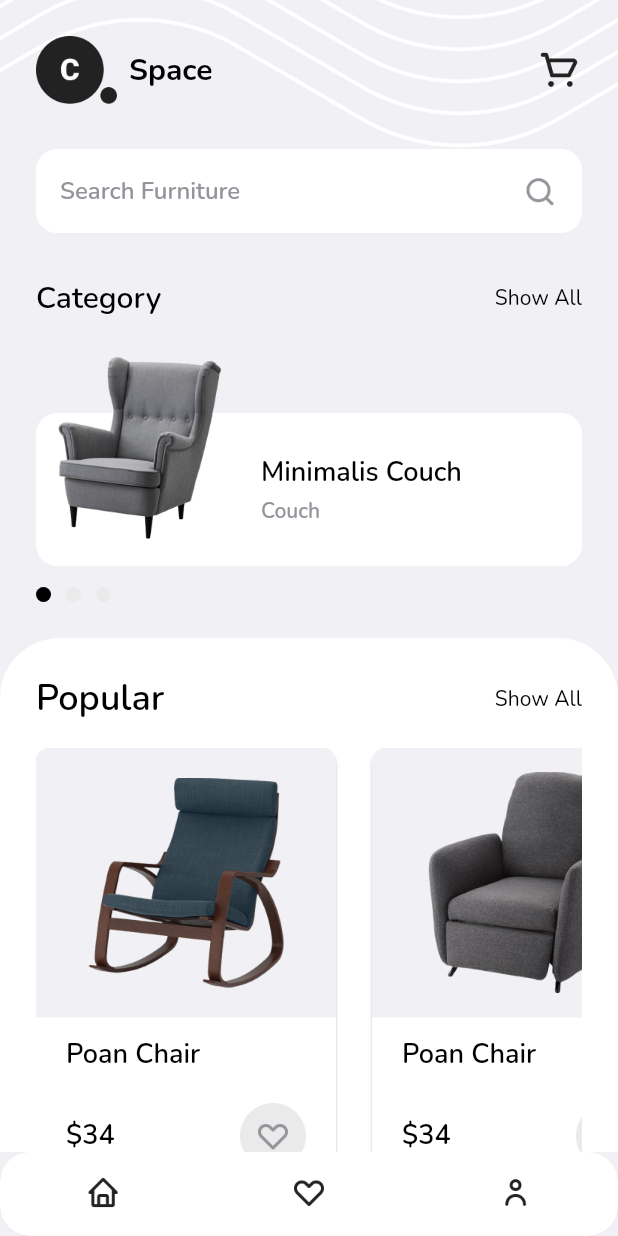
After one commit to HarunNurahman/cspace_flutter_animation, a Flutter app: the Home screen opened by its route, on a phone screen of 412 x 824 dp. The commit adds this screen. Run offline on Flutter 3.47's test engine with Material 2 defaults, Android fonts, the phone set to English and light mode, and no system bars; drawn by our look-alikes of carousel_slider; our stand-ins replace device_preview, fluttertoast, google_fonts.

Commit message:
Styling Home Page

```diff
--- a/lib/main.dart
+++ b/lib/main.dart
@@ -1,3 +1,4 @@
+import 'package:cspace_flutter_animation/pages/home_page.dart';
 import 'package:cspace_flutter_animation/pages/login_page.dart';
 import 'package:cspace_flutter_animation/pages/on-boarding_page.dart';
 import 'package:cspace_flutter_animation/pages/splash-screen_page.dart';
@@ -30,6 +31,7 @@ class MyApp extends StatelessWidget {
         '/': (context) => SplashScreen(),
         '/onboarding': (context) => OnBoarding(),
         '/login': (context) => Login(),
+        '/home': (context) => Home(),
       },
     );
   }
--- /dev/null
+++ b/lib/pages/home_page.dart
@@ -0,0 +1,276 @@
+import 'package:carousel_slider/carousel_slider.dart';
+import 'package:cspace_flutter_animation/configs/styles.dart';
+import 'package:cspace_flutter_animation/pages/widgets/home-category_item.dart';
+import 'package:cspace_flutter_animation/pages/widgets/home-popular_item.dart';
+import 'package:flutter/material.dart';
+
+class Home extends StatefulWidget {
+  const Home({super.key});
+
+  @override
+  State<Home> createState() => _HomeState();
+}
+
+class _HomeState extends State<Home> {
+  int? currentIndex = 0;
+
+  @override
+  Widget build(BuildContext context) {
+    return Scaffold(
+      backgroundColor: whiteGrey,
+      bottomNavigationBar: bottomNavBar(),
+      body: Stack(
+        children: [
+          Image.asset('assets/images/img_background.png'),
+          ListView(
+            children: [
+              // HEADER (App Logo and Shopping Cart)
+              header(),
+              // SEARCH BAR
+              searchBar(),
+              // CATEGORY SECTION
+              categorySection(),
+              // POPULAR SECTION
+              Container(
+                margin: const EdgeInsets.only(top: 24),
+                decoration: BoxDecoration(
+                  borderRadius: const BorderRadius.vertical(
+                    top: Radius.circular(40),
+                  ),
+                  color: whiteColor,
+                ),
+                child: Container(
+                  padding: const EdgeInsets.all(24),
+                  child: Column(
+                    children: [
+                      Row(
+                        mainAxisAlignment: MainAxisAlignment.spaceBetween,
+                        children: [
+                          Text(
+                            'Popular',
+                            style: blackTextStyle.copyWith(
+                              fontSize: 24,
+                              fontWeight: semibold,
+                            ),
+                          ),
+                          Text('Show All', style: blackTextStyle),
+                        ],
+                      ),
+                      const SizedBox(height: 16),
+                      const SingleChildScrollView(
+                        scrollDirection: Axis.horizontal,
+                        child: Row(
+                          children: [
+                            HomePopularItem(
+                              imgUrl: 'assets/images/img_product-popular-1.png',
+                              title: 'Poan Chair',
+                              price: 34,
+                            ),
+                            HomePopularItem(
+                              imgUrl: 'assets/images/img_product-popular-2.png',
+                              title: 'Poan Chair',
+                              price: 34,
+                            ),
+                            HomePopularItem(
+                              imgUrl: 'assets/images/img_product-popular-3.png',
+                              title: 'Poan Chair',
+                              price: 34,
+                            ),
+                          ],
+                        ),
+                      ),
+                      const SizedBox(height: 38),
+                    ],
+                  ),
+                ),
+              ),
+            ],
+          )
+        ],
+      ),
+    );
+  }
+
+  Widget bottomNavBar() {
+    return ClipRRect(
+      borderRadius: BorderRadius.circular(20),
+      child: BottomNavigationBar(
+        showUnselectedLabels: false,
+        showSelectedLabels: false,
+        backgroundColor: whiteColor,
+        items: [
+          BottomNavigationBarItem(
+            icon: Image.asset(
+              'assets/icons/ic_home_dark.png',
+              width: 24,
+            ),
+            label: 'Home',
+          ),
+          BottomNavigationBarItem(
+              icon: Image.asset(
+                'assets/icons/ic_wishlist_dark.png',
+                width: 24,
+              ),
+              label: 'Wishlist'),
+          BottomNavigationBarItem(
+            icon: Image.asset(
+              'assets/icons/ic_profile_dark.png',
+              width: 24,
+            ),
+            label: 'Profile',
+          )
+        ],
+      ),
+    );
+  }
+
+  Widget header() {
+    return Container(
+      margin: const EdgeInsets.only(top: 24),
+      padding: const EdgeInsets.symmetric(horizontal: 24),
+      child: Row(
+        children: [
+          Image.asset(
+            'assets/images/logo_dark.png',
+            width: 54,
+          ),
+          const SizedBox(width: 8),
+          Text(
+            'Space',
+            style: blackTextStyle.copyWith(
+              fontSize: 20,
+              fontWeight: bold,
+            ),
+          ),
+          const Spacer(),
+          Image.asset(
+            'assets/icons/ic_shopping-cart_dark.png',
+            width: 30,
+          ),
+        ],
+      ),
+    );
+  }
+
+  Widget searchBar() {
+    return Container(
+      margin: const EdgeInsets.only(top: 30, left: 24, right: 24),
+      padding: const EdgeInsets.all(16),
+      decoration: BoxDecoration(
+        color: whiteColor,
+        borderRadius: BorderRadius.circular(14),
+      ),
+      child: Row(
+        mainAxisAlignment: MainAxisAlignment.spaceBetween,
+        children: [
+          Text(
+            'Search Furniture',
+            style: greyTextStyle.copyWith(
+              fontSize: 16,
+              fontWeight: semibold,
+            ),
+          ),
+          Image.asset(
+            'assets/icons/ic_search_dark.png',
+            color: greyColor,
+            width: 24,
+          )
+        ],
+      ),
+    );
+  }
+
+  Widget categorySection() {
+    return Column(
+      children: [
+        // CATEGORY TITLE
+        Container(
+          margin: const EdgeInsets.only(top: 30, left: 24, right: 24),
+          child: Row(
+            mainAxisAlignment: MainAxisAlignment.spaceBetween,
+            children: [
+              Text(
+                'Category',
+                style: blackTextStyle.copyWith(
+                  fontSize: 20,
+                  fontWeight: semibold,
+                ),
+              ),
+              Text('Show All', style: blackTextStyle)
+            ],
+          ),
+        ),
+
+        // CATEGORY CAROUSEL
+        Container(
+          margin: const EdgeInsets.only(top: 25),
+          child: CarouselSlider(
+            items: const [
+              HomeCategoryItem(
+                imgUrl: 'assets/images/img_product-category-1.png',
+                title: 'Minimalis Couch',
+                subtitle: 'Couch',
+              ),
+              HomeCategoryItem(
+                imgUrl: 'assets/images/img_product-category-2.png',
+                title: 'Minimalis Table',
+                subtitle: 'Table',
+              ),
+              HomeCategoryItem(
+                imgUrl: 'assets/images/img_product-category-3.png',
+                title: 'Minimalis Chair',
+                subtitle: 'Chair',
+              )
+            ],
+            options: CarouselOptions(
+              height: 140,
+              enableInfiniteScroll: false,
+              viewportFraction: 1,
+              onPageChanged: (index, reason) {
+                setState(() {
+                  currentIndex = index;
+                });
+              },
+            ),
+          ),
+        ),
+
+        // CATEGORY CAROUSEL INDICATOR
+        Container(
+          margin: const EdgeInsets.only(top: 14, left: 24, right: 24),
+          child: Row(
+            children: [
+              Container(
+                margin: const EdgeInsets.only(right: 10),
+                height: 10,
+                width: 10,
+                decoration: BoxDecoration(
+                  shape: BoxShape.circle,
+                  color: currentIndex == 0 ? blackColor : lineDark,
+                ),
+              ),
+              Container(
+                margin: const EdgeInsets.only(right: 10),
+                height: 10,
+                width: 10,
+                decoration: BoxDecoration(
+                  shape: BoxShape.circle,
+                  color: currentIndex == 1 ? blackColor : lineDark,
+                ),
+              ),
+              Container(
+                margin: const EdgeInsets.only(right: 10),
+                height: 10,
+                width: 10,
+                decoration: BoxDecoration(
+                  shape: BoxShape.circle,
+                  color: currentIndex == 2 ? blackColor : lineDark,
+                ),
+              ),
+            ],
+          ),
+        )
+      ],
+    );
+  }
+}
--- a/lib/pages/login_page.dart
+++ b/lib/pages/login_page.dart
@@ -219,6 +219,7 @@ class _LoginState extends State<Login> {
           setState(() {
             isLoading = true;
           });
+
           Future.delayed(const Duration(seconds: 3), () {
             setState(() {
               isLoading = false;
@@ -232,6 +233,9 @@ class _LoginState extends State<Login> {
                 toastDuration: const Duration(seconds: 3),
                 gravity: ToastGravity.BOTTOM,
               );
+            } else {
+              Navigator.pushNamedAndRemoveUntil(
+                  context, '/home', (route) => false);
             }
           });
         },
--- /dev/null
+++ b/lib/pages/widgets/home-category_item.dart
@@ -0,0 +1,66 @@
+import 'package:cspace_flutter_animation/configs/styles.dart';
+import 'package:flutter/material.dart';
+
+class HomeCategoryItem extends StatelessWidget {
+  final String imgUrl;
+  final String title;
+  final String subtitle;
+
+  const HomeCategoryItem({
+    super.key,
+    required this.imgUrl,
+    required this.title,
+    required this.subtitle,
+  });
+
+  @override
+  Widget build(BuildContext context) {
+    return Container(
+      height: 123,
+      width: MediaQuery.of(context).size.width - (2 * 24),
+      child: Stack(
+        children: [
+          Align(
+            alignment: Alignment.bottomCenter,
+            child: Container(
+              height: 102,
+              decoration: BoxDecoration(
+                color: whiteColor,
+                borderRadius: BorderRadius.circular(14),
+              ),
+              child: Row(
+                children: [
+                  const SizedBox(width: 150),
+                  Column(
+                    crossAxisAlignment: CrossAxisAlignment.start,
+                    mainAxisAlignment: MainAxisAlignment.center,
+                    children: [
+                      Text(
+                        title,
+                        style: blackTextStyle.copyWith(
+                          fontSize: 18,
+                          fontWeight: semibold,
+                        ),
+                      ),
+                      const SizedBox(height: 4),
+                      Text(
+                        subtitle,
+                        style: greyTextStyle.copyWith(
+                          fontWeight: semibold,
+                        ),
+                      )
+                    ],
+                  ),
+                ],
+              ),
+            ),
+          ),
+          Image.asset(
+            imgUrl,
+            height: 122,
+          ),
+        ],
+      ),
+    );
+  }
+}
--- /dev/null
+++ b/lib/pages/widgets/home-popular_item.dart
@@ -0,0 +1,94 @@
+import 'package:cspace_flutter_animation/configs/styles.dart';
+import 'package:flutter/material.dart';
+
+class HomePopularItem extends StatefulWidget {
+  final String imgUrl;
+  final String title;
+  final int price;
+
+  const HomePopularItem({
+    super.key,
+    required this.imgUrl,
+    required this.title,
+    required this.price,
+  });
+
+  @override
+  State<HomePopularItem> createState() => _HomePopularItemState();
+}
+
+class _HomePopularItemState extends State<HomePopularItem> {
+  bool isWishlist = false;
+
+  @override
+  Widget build(BuildContext context) {
+    return Container(
+      height: 300,
+      child: Card(
+        margin: const EdgeInsets.only(right: 24),
+        shape: RoundedRectangleBorder(
+          borderRadius: BorderRadius.circular(10),
+        ),
+        child: Column(
+          children: [
+            Container(
+              width: 200,
+              height: 180,
+              decoration: BoxDecoration(
+                color: whiteGrey,
+                borderRadius: const BorderRadius.vertical(
+                  top: Radius.circular(10),
+                ),
+              ),
+              child: Center(
+                child: Image.asset(widget.imgUrl, width: 160),
+              ),
+            ),
+            Container(
+              width: 200,
+              padding: const EdgeInsets.symmetric(horizontal: 20, vertical: 12),
+              child: Column(
+                crossAxisAlignment: CrossAxisAlignment.start,
+                children: [
+                  Text(
+                    widget.title,
+                    style: blackTextStyle.copyWith(
+                      fontSize: 18,
+                      fontWeight: semibold,
+                    ),
+                  ),
+                  const SizedBox(height: 20),
+                  Row(
+                    mainAxisAlignment: MainAxisAlignment.spaceBetween,
+                    children: [
+                      Text(
+                        '\$${widget.price}',
+                        style: blackTextStyle.copyWith(
+                          fontSize: 18,
+                          fontWeight: semibold,
+                        ),
+                      ),
+                      GestureDetector(
+                        onTap: () {
+                          setState(() {
+                            isWishlist = !isWishlist;
+                          });
+                        },
+                        child: Image.asset(
+                          isWishlist
+                              ? 'assets/icons/btn_wishlist_on.png'
+                              : 'assets/icons/btn_wishlist_off.png',
+                          width: 44,
+                        ),
+                      )
+                    ],
+                  )
+                ],
+              ),
+            ),
+          ],
+        ),
+      ),
+    );
+  }
+}
--- a/lib/pages/widgets/on-boarding_item.dart
+++ b/lib/pages/widgets/on-boarding_item.dart
@@ -19,7 +19,10 @@ class OnBoardingItem extends StatelessWidget {
       children: [
         Container(
           margin: const EdgeInsets.only(top: 100, bottom: 130),
-          child: Image.asset(imgUrl),
+          child: Image.asset(
+            imgUrl,
+            width: MediaQuery.of(context).size.width * 0.8,
+          ),
         ),
         Text(
           title,
```
Also changed, not shown: assets/images/img_product-popular-1.png (added), assets/images/img_product-popular-2.png (added).
